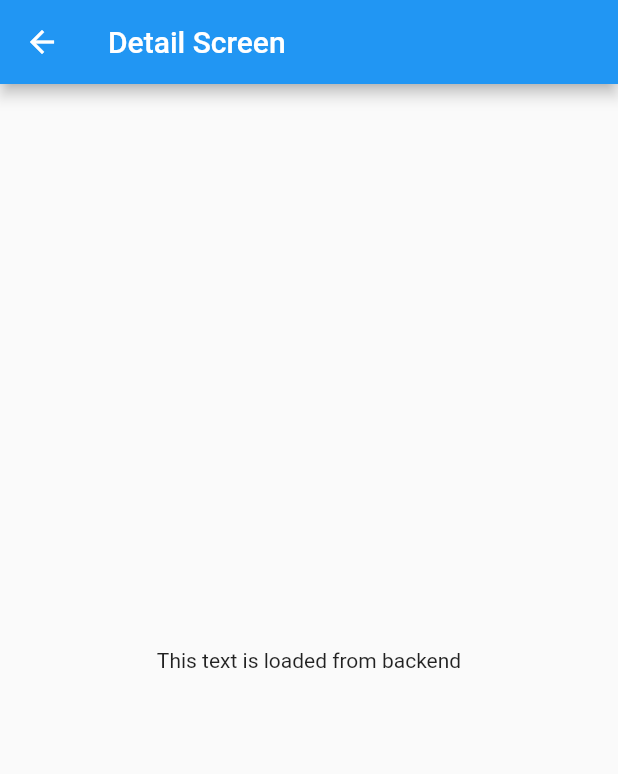
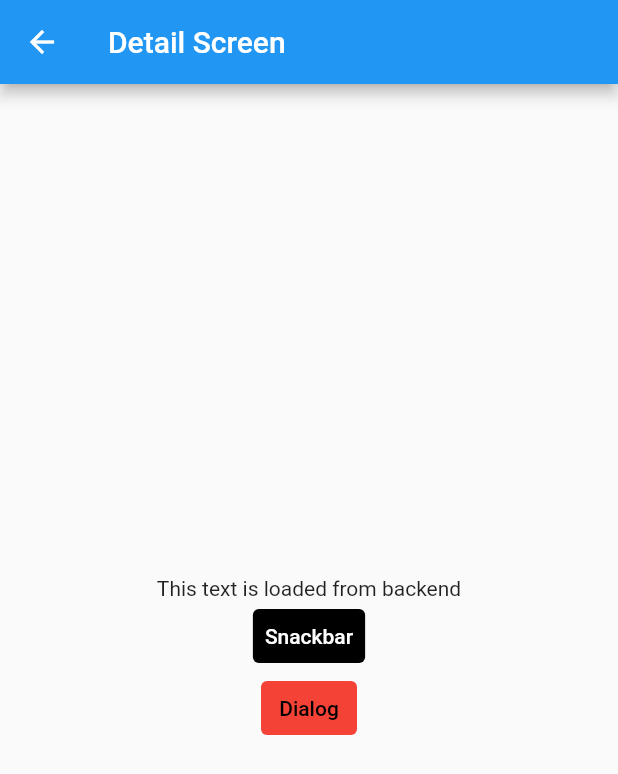
Before and after one commit to h-buzzi/learning-getx, a Flutter app: the DetailScreen screen opened by its route, on a phone screen of 412 x 824 dp. Shown: the top 774 px of the screen. Run offline on Flutter 3.47's test engine with Material 2 defaults, Android fonts, the phone set to English and light mode, and no system bars; our stand-ins replace get.

```diff
--- a/lib/main.dart
+++ b/lib/main.dart
@@ -1,6 +1,7 @@
 import 'package:flutter/material.dart';
 import 'package:get/get.dart';
 import 'package:learning_getx/pages/detail/detail_screen.dart';
+import 'package:learning_getx/pages/home/binding/home_binding.dart';
 import 'package:learning_getx/pages/home/home_screen.dart';
 
 void main() {
@@ -19,7 +20,8 @@ class MyApp extends StatelessWidget {
           visualDensity: VisualDensity.adaptivePlatformDensity),
       initialRoute: '/home',
       getPages: [
-        GetPage(name: "/home", page: () => HomeScreen()),
+        GetPage(
+            name: "/home", page: () => HomeScreen(), binding: HomeBinding()),
         GetPage(name: "/detail", page: () => DetailScreen())
       ],
     );
--- a/lib/pages/detail/detail_screen.dart
+++ b/lib/pages/detail/detail_screen.dart
@@ -19,7 +19,31 @@ class DetailScreen extends StatelessWidget {
           },
         ),
       ),
-      body: Center(child: Text(apiService.fetchTextFromApi())),
+      body: SizedBox(
+        width: double.infinity,
+        child: Column(
+          mainAxisAlignment: MainAxisAlignment.center,
+          children: [
+            Text(apiService.fetchTextFromApi()),
+            TextButton(
+              onPressed: () {
+                Get.snackbar('Title', 'This is getx snackback');
+              },
+              child: const Text('Snackbar'),
+              style: TextButton.styleFrom(
+                  backgroundColor: Colors.black, primary: Colors.white),
+            ),
+            TextButton(
+              onPressed: () {
+                Get.defaultDialog(title: 'This is GetX dialog');
+              },
+              child: const Text('Dialog'),
+              style: TextButton.styleFrom(
+                  backgroundColor: Colors.red, primary: Colors.black),
+            )
+          ],
+        ),
+      ),
     );
   }
 }
--- a/lib/pages/home/home_screen.dart
+++ b/lib/pages/home/home_screen.dart
@@ -1,13 +1,11 @@
 import 'package:flutter/material.dart';
 import 'package:get/get.dart';
 import 'package:learning_getx/pages/home/controller/home_controller.dart';
-import 'package:learning_getx/services/api_service.dart';
 
 class HomeScreen extends StatelessWidget {
   HomeScreen({Key? key}) : super(key: key);
 
-  final apiService = Get.put(ApiService());
-  final homeController = Get.put(HomeController());
+  final homeController = Get.find<HomeController>();
 
   @override
   Widget build(BuildContext context) {
```
Also changed, not shown: lib/pages/home/binding/home_binding.dart (added, +11 -0 lines).
